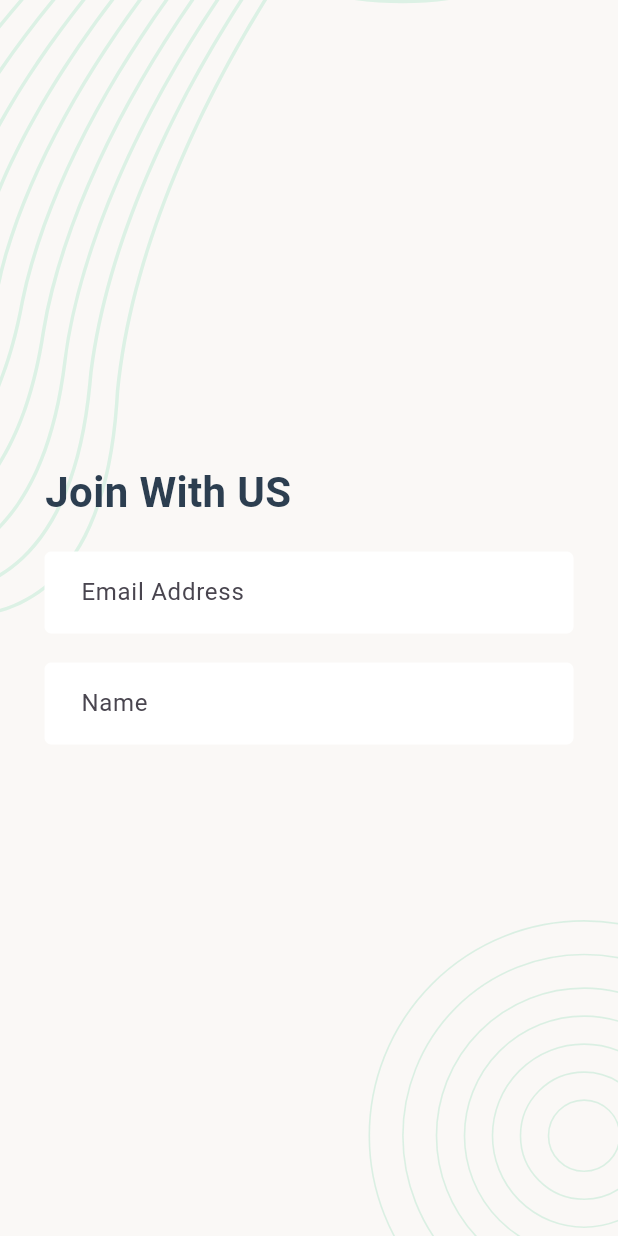
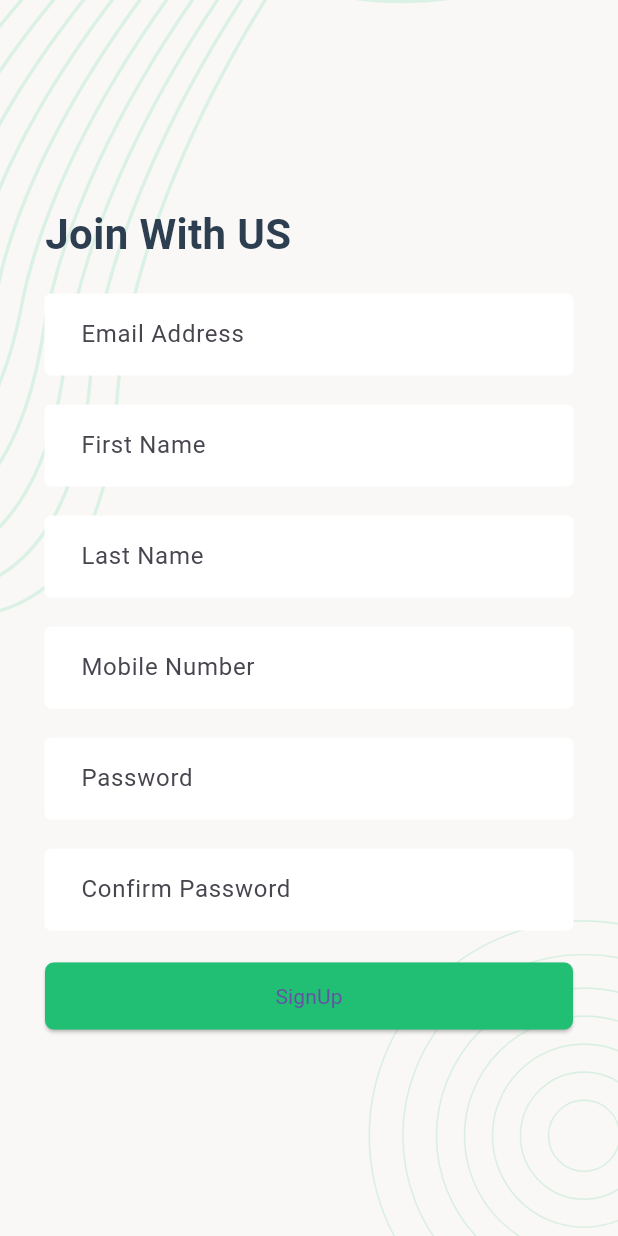
Before and after one commit to Zahed75/task_manager, a Flutter app: the screen it shows after launch, on a phone screen of 412 x 824 dp. Run offline on Flutter 3.47's test engine with Material 3 defaults, Android fonts, the phone set to English and light mode, and no system bars; our stand-ins replace flutter_svg, fluttertoast, pin_code_fields; Roboto replaces fonts that are missing (poppins).

Commit message:
modified:   lib/screen/onboarding/registrationScreen.dart

```diff
--- a/lib/screen/onboarding/registrationScreen.dart
+++ b/lib/screen/onboarding/registrationScreen.dart
@@ -16,7 +16,9 @@ class _registrationScreenState extends State<registrationScreen>{
   @override
   Widget build(BuildContext context){
     return Scaffold(
+      resizeToAvoidBottomInset: true,
       body:Stack(
+
         children: [
           ScreenBackground(context),
           Container(
@@ -29,10 +31,23 @@ class _registrationScreenState extends State<registrationScreen>{
                 SizedBox(height: 20),
                 TextFormField(decoration: AppInputDecoration("Email Address"),),
                 SizedBox(height:20),
-                TextFormField(decoration: AppInputDecoration("Name"),),
+                TextFormField(decoration: AppInputDecoration("First Name"),),
                 SizedBox(height: 20),
+                TextFormField(decoration: AppInputDecoration("Last Name"),),
+                SizedBox(height: 20),
+                TextFormField(decoration: AppInputDecoration("Mobile Number"),),
+                SizedBox(height: 20),
+                TextFormField(decoration: AppInputDecoration("Password"),),
+                SizedBox(height: 20),
+                TextFormField(decoration: AppInputDecoration("Confirm Password"),),
+                SizedBox(height: 20),
+                  Container(child:ElevatedButton(
+                  style:AppButtonStyle(),
+                  child:SuccessButtonChild('SignUp'),
+                  onPressed: (){
 
-
+                  },
+                ),)
               ],
             )
           )
```
